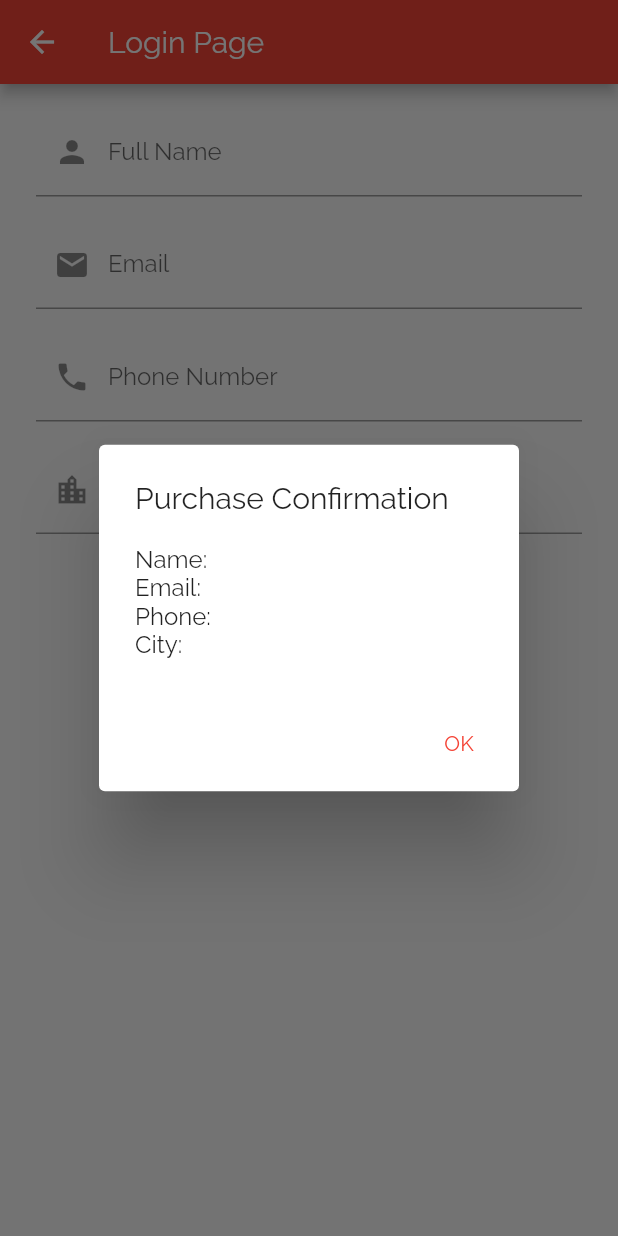
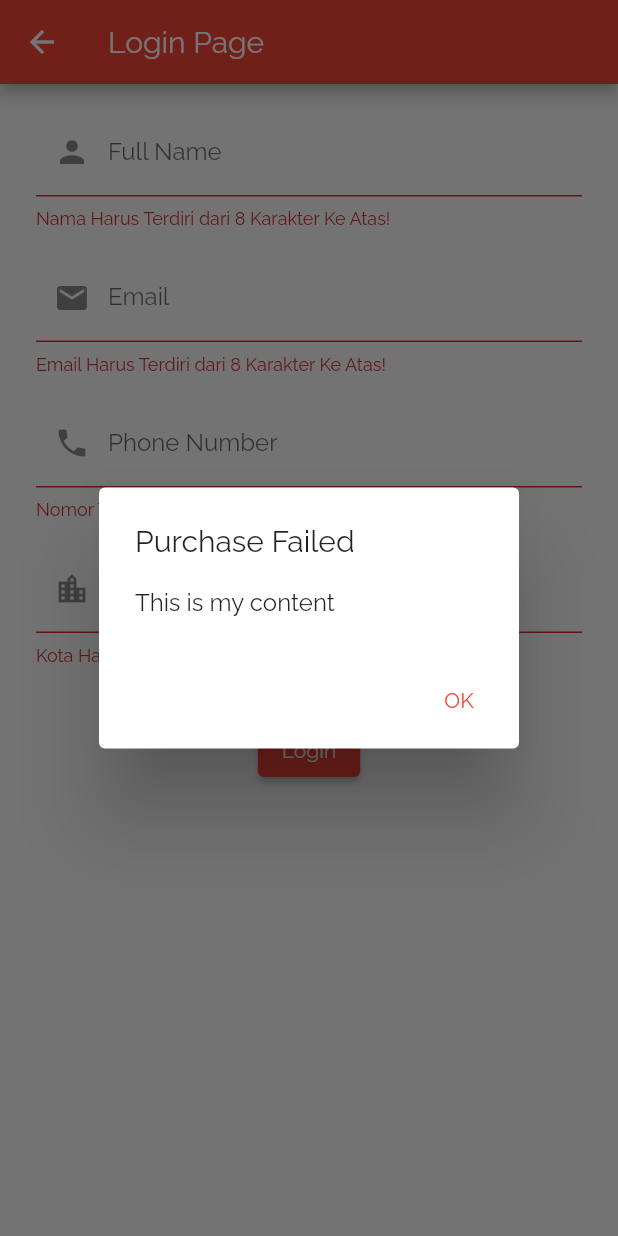
Before and after one commit to JuJu222/DEPD_Mission2, a Flutter app: the Buy screen opened directly, after a tap on "Login", on a phone screen of 412 x 824 dp. Run offline on Flutter 3.47's test engine with Material 2 defaults, Android fonts, the phone set to English and light mode, and no system bars; our stand-ins replace email_validator, fluttertoast.

Commit message:
Initial commit

```diff
--- a/lib/views/buy.dart
+++ b/lib/views/buy.dart
@@ -51,7 +51,7 @@ class _BuyState extends State<Buy> {
                   TextButton(
                     child: const Text("OK"),
                     onPressed: () {
-                  Navigator.of(context, rootNavigator: true).pop('dialog');
+                      Navigator.of(context).popUntil((route) => route.isFirst);
                     },
                   ),
                 ],
@@ -80,7 +80,8 @@ class _BuyState extends State<Buy> {
         appBar: AppBar(
           title: const Text("Login Page"),
         ),
-      body: Container(
+        body: SingleChildScrollView(
+          child: Container(
             padding: const EdgeInsets.fromLTRB(24, 16, 24, 16),
             child: Form(
               key: _formKey,
@@ -92,7 +93,11 @@ class _BuyState extends State<Buy> {
                         labelText: "Full Name", prefixIcon: Icon(Icons.person)),
                     controller: ctrlFullName,
                     autovalidateMode: AutovalidateMode.onUserInteraction,
-                validator: (value) {},
+                    validator: (value) {
+                      return value.toString().length < 8
+                          ? 'Nama Harus Terdiri dari 8 Karakter Ke Atas!'
+                          : null;
+                    },
                   ),
                   const SizedBox(height: 16),
                   TextFormField(
@@ -101,25 +106,39 @@ class _BuyState extends State<Buy> {
                         labelText: "Email", prefixIcon: Icon(Icons.email)),
                     controller: ctrlEmail,
                     autovalidateMode: AutovalidateMode.onUserInteraction,
-                validator: (value) {},
+                    validator: (value) {
+                      return value.toString().length < 8
+                          ? 'Email Harus Terdiri dari 8 Karakter Ke Atas!'
+                          : null;
+                    },
                   ),
                   const SizedBox(height: 16),
                   TextFormField(
                     keyboardType: TextInputType.emailAddress,
                     decoration: const InputDecoration(
-                    labelText: "Phone Number", prefixIcon: Icon(Icons.phone)),
+                        labelText: "Phone Number",
+                        prefixIcon: Icon(Icons.phone)),
                     controller: ctrlPhone,
                     autovalidateMode: AutovalidateMode.onUserInteraction,
-                validator: (value) {},
+                    validator: (value) {
+                      return value.toString().length < 8
+                          ? 'Nomor Telepon Harus Terdiri dari 8 Karakter Ke Atas!'
+                          : null;
+                    },
                   ),
                   const SizedBox(height: 16),
                   TextFormField(
                     keyboardType: TextInputType.emailAddress,
                     decoration: const InputDecoration(
-                    labelText: "City", prefixIcon: Icon(Icons.location_city)),
+                        labelText: "City",
+                        prefixIcon: Icon(Icons.location_city)),
                     controller: ctrlCity,
                     autovalidateMode: AutovalidateMode.onUserInteraction,
-                validator: (value) {},
+                    validator: (value) {
+                      return value.toString().length < 8
+                          ? 'Kota Harus Terdiri dari 8 Karakter Ke Atas!'
+                          : null;
+                    },
                   ),
                   const SizedBox(height: 32),
                   ElevatedButton(
@@ -132,6 +151,6 @@ class _BuyState extends State<Buy> {
               ),
             ),
           ),
-    );
+        ));
   }
 }
```
Lines whose indentation alone changed are shown as unchanged.
